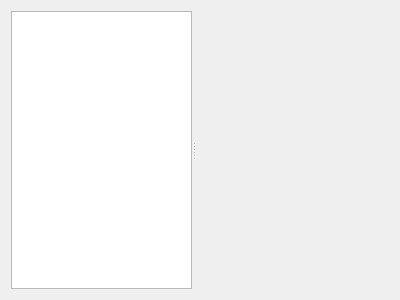
Above: ui/tools/resourcebrowser/resourcebrowserwidget.ui from KDAB/GammaRay before the change. Below: the same form after it.
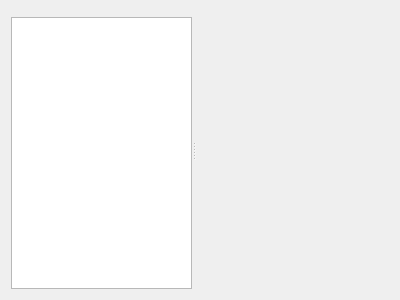
That is the form after the change. Custom widgets are drawn as their Qt base class.

Patch:
```diff
--- a/ui/tools/resourcebrowser/resourcebrowserwidget.ui
+++ b/ui/tools/resourcebrowser/resourcebrowserwidget.ui
@@ -10,13 +10,22 @@
     <height>300</height>
    </rect>
   </property>
-  <layout class="QHBoxLayout" name="horizontalLayout_4">
+  <layout class="QVBoxLayout" name="verticalLayout_2">
    <item>
-    <widget class="QSplitter" name="splitter_7">
+    <widget class="QSplitter" name="splitter">
      <property name="orientation">
       <enum>Qt::Horizontal</enum>
      </property>
-     <widget class="QTreeView" name="treeView"/>
+     <widget class="QWidget" name="">
+      <layout class="QVBoxLayout" name="verticalLayout">
+       <item>
+        <widget class="KFilterProxySearchLine" name="searchLine"/>
+       </item>
+       <item>
+        <widget class="QTreeView" name="treeView"/>
+       </item>
+      </layout>
+     </widget>
      <widget class="QStackedWidget" name="stackedWidget">
       <property name="currentIndex">
        <number>1</number>
@@ -70,6 +79,13 @@
    </item>
   </layout>
  </widget>
+ <customwidgets>
+  <customwidget>
+   <class>KFilterProxySearchLine</class>
+   <extends>QWidget</extends>
+   <header>kde/kfilterproxysearchline.h</header>
+  </customwidget>
+ </customwidgets>
  <resources/>
  <connections/>
 </ui>
```
